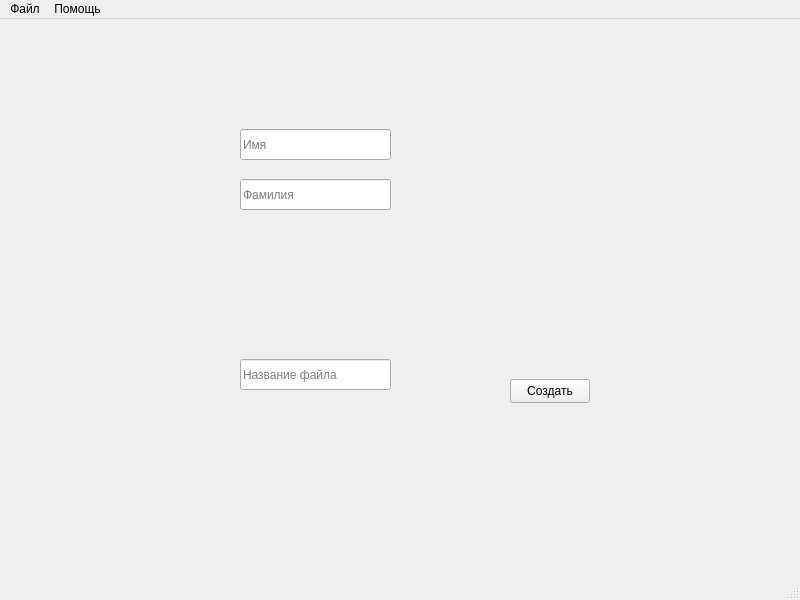
Above: mainwindow.ui from dOOmcLiF/OdtDocumentCreator_test before the change. Below: the same form after it.
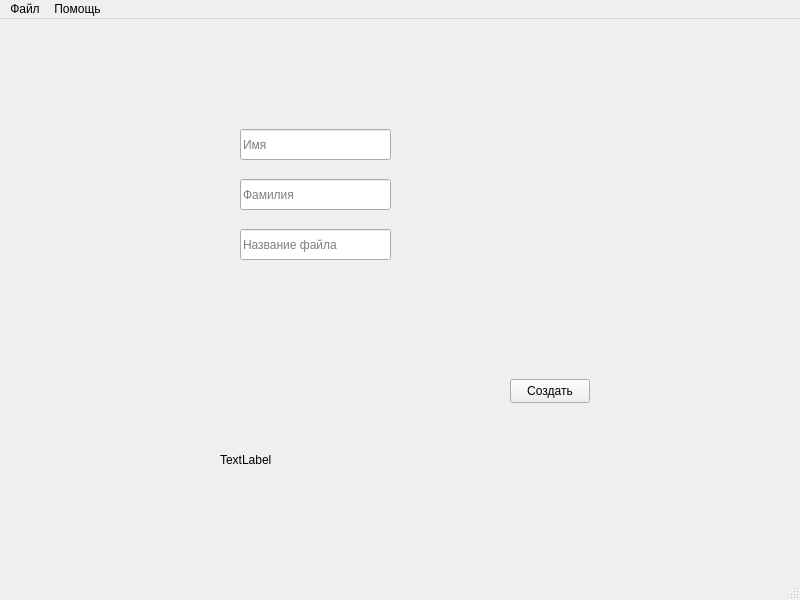
That is the form after the change.

```diff
--- a/mainwindow.ui
+++ b/mainwindow.ui
@@ -31,7 +31,7 @@
     <property name="geometry">
      <rect>
       <x>240</x>
-      <y>340</y>
+      <y>210</y>
       <width>151</width>
       <height>31</height>
      </rect>
@@ -66,6 +66,19 @@
      <string>Фамилия</string>
     </property>
    </widget>
+   <widget class="QLabel" name="label">
+    <property name="geometry">
+     <rect>
+      <x>220</x>
+      <y>420</y>
+      <width>351</width>
+      <height>41</height>
+     </rect>
+    </property>
+    <property name="text">
+     <string>TextLabel</string>
+    </property>
+   </widget>
   </widget>
   <widget class="QMenuBar" name="menubar">
    <property name="geometry">
```
Left out of the diff: 2 changed lines with no effect on the pictures.
